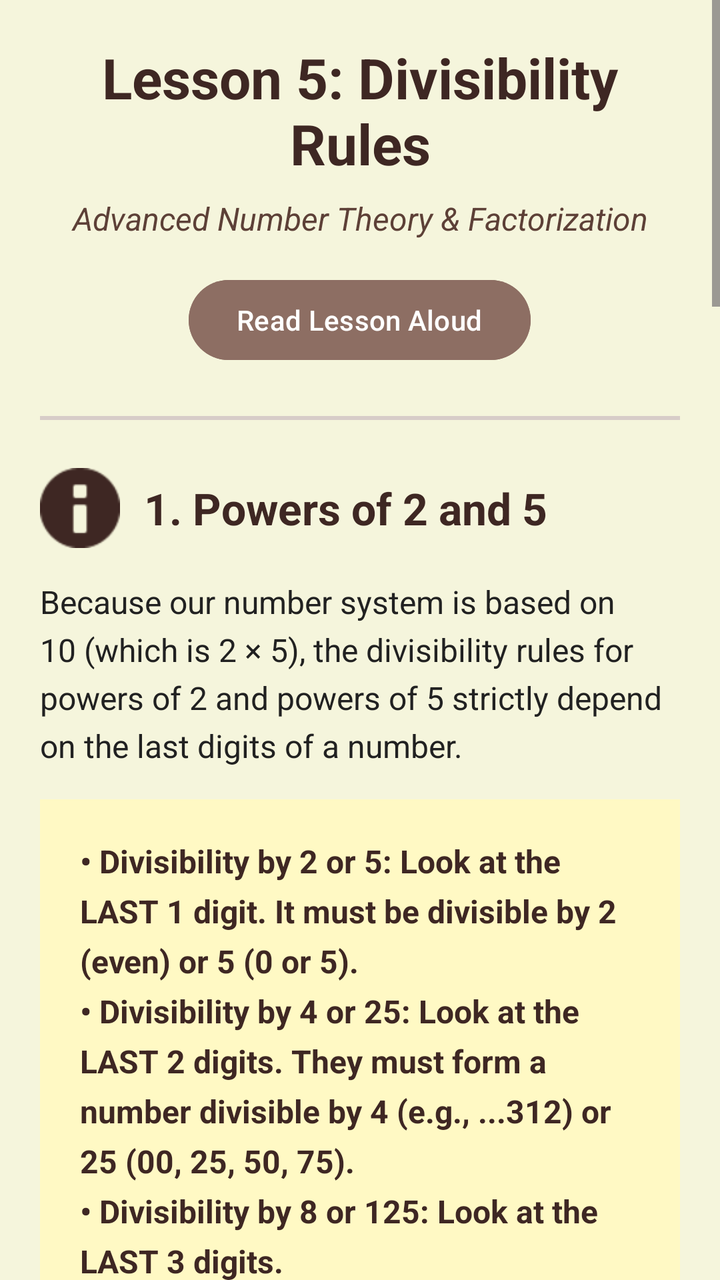
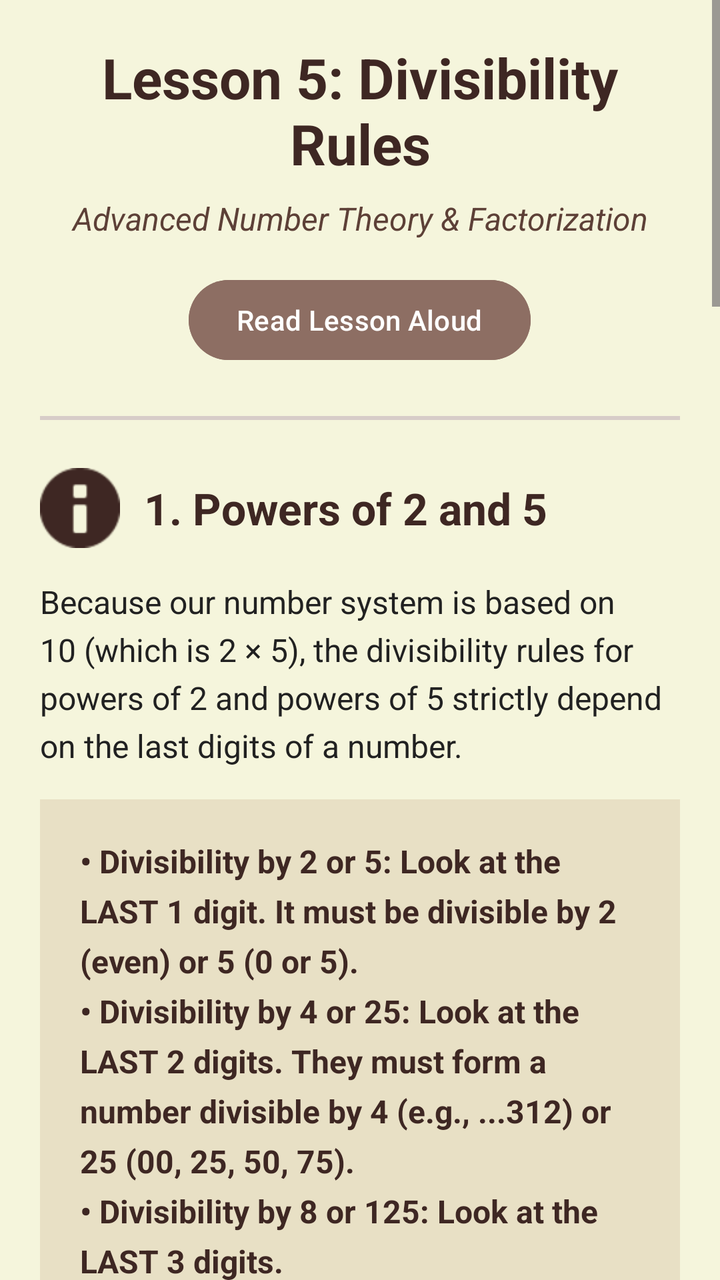

Before-and-after screenshots of an Android layout around one commit, followed by the original layout XML and the change that was made.
<!-- AndroidManifest.xml: application theme Theme.OlympMathMentor -->
<!-- res/layout/activity_lesson5.xml -->
<?xml version="1.0" encoding="utf-8"?>
<ScrollView xmlns:android="http://schemas.android.com/apk/res/android"
    xmlns:app="http://schemas.android.com/apk/res-auto"
    android:layout_width="match_parent"
    android:layout_height="match_parent"
    android:background="#F5F5DC">

    <LinearLayout
        android:layout_width="match_parent"
        android:layout_height="wrap_content"
        android:orientation="vertical"
        android:padding="20dp">

        <TextView
            android:id="@+id/tvTitle"
            android:layout_width="match_parent"
            android:layout_height="wrap_content"
            android:text="Lesson 5: Divisibility Rules"
            android:textSize="28sp"
            android:textStyle="bold"
            android:textColor="#3E2723"
            android:layout_marginBottom="8dp"
            android:gravity="center"/>

        <TextView
            android:id="@+id/tvSubtitle"
            android:layout_width="match_parent"
            android:layout_height="wrap_content"
            android:text="Advanced Number Theory &amp; Factorization"
            android:textSize="16sp"
            android:textColor="#5D4037"
            android:layout_marginBottom="16dp"
            android:gravity="center"
            android:textStyle="italic"/>

        <Button
            android:id="@+id/btnReadLesson"
            android:layout_width="wrap_content"
            android:layout_height="wrap_content"
            android:layout_gravity="center"
            android:text="Read Lesson Aloud"
            android:backgroundTint="#8D6E63"
            android:textColor="#FFFFFF"
            android:layout_marginBottom="24dp" />

        <View
            android:layout_width="match_parent"
            android:layout_height="2dp"
            android:background="#D7CCC8"
            android:layout_marginBottom="24dp"/>

        <LinearLayout
            android:layout_width="match_parent"
            android:layout_height="wrap_content"
            android:orientation="horizontal"
            android:gravity="center_vertical"
            android:layout_marginBottom="16dp">

            <ImageView
                android:layout_width="40dp"
                android:layout_height="40dp"
                android:src="@android:drawable/ic_dialog_info"
                app:tint="#3E2723"
                android:layout_marginEnd="12dp"/>

            <TextView
                android:id="@+id/tvSec1Title"
                android:layout_width="match_parent"
                android:layout_height="wrap_content"
                android:text="1. Powers of 2 and 5"
                android:textSize="22sp"
                android:textStyle="bold"
                android:textColor="#3E2723"/>
        </LinearLayout>

        <TextView
            android:id="@+id/tvSec1Text1"
            android:layout_width="match_parent"
            android:layout_height="wrap_content"
            android:text="Because our number system is based on 10 (which is 2 × 5), the divisibility rules for powers of 2 and powers of 5 strictly depend on the last digits of a number."
            android:textColor="#212121"
            android:textSize="16sp"
            android:lineSpacingExtra="5dp"
            android:layout_marginBottom="16dp"/>

        <TextView
            android:id="@+id/tvSec1Text2"
            android:layout_width="match_parent"
            android:layout_height="wrap_content"
            android:text="• Divisibility by 2 or 5: Look at the LAST 1 digit. It must be divisible by 2 (even) or 5 (0 or 5).\n• Divisibility by 4 or 25: Look at the LAST 2 digits. They must form a number divisible by 4 (e.g., ...312) or 25 (00, 25, 50, 75).\n• Divisibility by 8 or 125: Look at the LAST 3 digits."
            android:textSize="16sp"
            android:textStyle="bold"
            android:textColor="#3E2723"
            android:background="#FFF9C4"
            android:padding="20dp"
            android:lineSpacingExtra="6dp"
            android:layout_marginBottom="24dp"/>

        <TextView
            android:id="@+id/tvSec2Title"
            android:layout_width="match_parent"
            android:layout_height="wrap_content"
            android:text="2. The Magic of 3 and 9"
            android:textSize="22sp"
            android:textStyle="bold"
            android:textColor="#3E2723"
            android:layout_marginBottom="16dp"/>

        <TextView
            android:id="@+id/tvSec2Text1"
            android:layout_width="match_parent"
            android:layout_height="wrap_content"
            android:text="The rules for 3 and 9 are independent of the last digit. Instead, they depend on the sum of all digits, denoted as S(n)."
            android:textColor="#212121"
            android:textSize="16sp"
            android:lineSpacingExtra="5dp"
            android:layout_marginBottom="16dp"/>

        <TextView
            android:id="@+id/tvSec2Text2"
            android:layout_width="match_parent"
            android:layout_height="wrap_content"
            android:text="Rule: A number n is divisible by 3 (or 9) if and only if S(n) is divisible by 3 (or 9).\n\nTheorem: n ≡ S(n) (mod 9). This means the remainder of the number when divided by 9 is exactly equal to the remainder of its sum of digits divided by 9."
            android:textSize="16sp"
            android:textStyle="bold"
            android:textColor="#3E2723"
            android:background="#E8E0C5"
            android:padding="20dp"
            android:lineSpacingExtra="6dp"
            android:layout_marginBottom="24dp"/>

        <TextView
            android:id="@+id/tvSec3Title"
            android:layout_width="match_parent"
            android:layout_height="wrap_content"
            android:text="3. The Alternating Sum: Rule of 11"
            android:textSize="22sp"
            android:textStyle="bold"
            android:textColor="#3E2723"
            android:layout_marginBottom="16dp"/>

        <TextView
            android:id="@+id/tvSec3Text1"
            android:layout_width="match_parent"
            android:layout_height="wrap_content"
            android:text="To check if a number is divisible by 11, we calculate the alternating sum of its digits. Starting from the rightmost digit, we alternately subtract and add the digits."
            android:textColor="#212121"
            android:textSize="16sp"
            android:lineSpacingExtra="5dp"
            android:layout_marginBottom="16dp"/>

        <TextView
            android:id="@+id/tvSec3Text2"
            android:layout_width="match_parent"
            android:layout_height="wrap_content"
            android:text="Rule: Calculate S_odd (sum of digits in odd positions) and S_even (sum of digits in even positions). If the difference (S_odd - S_even) is 0 or a multiple of 11, the original number is divisible by 11.\n\nExample: 86427.\nS_odd = 7 + 4 + 8 = 19.\nS_even = 2 + 6 = 8.\nDifference = 19 - 8 = 11. Yes, it is divisible!"
            android:textSize="16sp"
            android:textStyle="bold"
            android:textColor="#3E2723"
            android:background="#FFF9C4"
            android:padding="20dp"
            android:lineSpacingExtra="6dp"
            android:layout_marginBottom="24dp"/>

        <View
            android:layout_width="match_parent"
            android:layout_height="1dp"
            android:background="#D7CCC8"
            android:layout_marginBottom="24dp"/>

        <TextView
            android:id="@+id/tvSec4Title"
            android:layout_width="match_parent"
            android:layout_height="wrap_content"
            android:text="4. Composite Divisors (72, 99, 45, etc.)"
            android:textSize="22sp"
            android:textStyle="bold"
            android:textColor="#3E2723"
            android:layout_marginBottom="16dp"/>

        <TextView
            android:id="@+id/tvSec4Text1"
            android:layout_width="match_parent"
            android:layout_height="wrap_content"
            android:text="What if a problem asks for divisibility by 72? There is no direct trick for 72. Instead, we break it down into mutually prime factors (factors that share no common divisor other than 1).\n\nSince 72 = 8 × 9 (and 8, 9 are coprime), a number is divisible by 72 ONLY IF it is simultaneously divisible by 8 AND 9.\n\nCommon Coprime Pairs:\n• 12 = 3 × 4\n• 36 = 4 × 9\n• 45 = 5 × 9\n• 99 = 9 × 11"
            android:textColor="#212121"
            android:textSize="16sp"
            android:lineSpacingExtra="5dp"
            android:layout_marginBottom="20dp"/>

        <TextView
            android:id="@+id/tvProbTitle"
            android:layout_width="match_parent"
            android:layout_height="wrap_content"
            android:text="Olympiad Problem Example"
            android:textSize="18sp"
            android:textStyle="bold"
            android:textColor="#5D4037"
            android:layout_marginBottom="8dp"/>

        <TextView
            android:id="@+id/tvProbText"
            android:layout_width="match_parent"
            android:layout_height="wrap_content"
            android:text="Question: The 5-digit number 3A42B is divisible by 72. Find digits A and B.\n\nSolution:\n1. 72 = 8 × 9. We must check rule of 8 and rule of 9.\n2. Rule of 8: The last three digits '42B' must be divisible by 8. Let's divide 420 by 8. 420 / 8 = 52.5. The nearest multiples are 416 and 424. So, B MUST be 4.\n3. Now the number is 3A424.\n4. Rule of 9: Sum of digits S(n) = 3 + A + 4 + 2 + 4 = 13 + A.\n5. For 13 + A to be divisible by 9, A must be 5 (since 13+5=18).\nAnswer: A = 5, B = 4."
            android:textColor="#212121"
            android:textSize="16sp"
            android:lineSpacingExtra="5dp"
            android:layout_marginBottom="32dp"/>

        <Button
            android:id="@+id/btnGoToTest5"
            android:layout_width="match_parent"
            android:layout_height="65dp"
            android:text="TAKE TEST 5"
            android:textStyle="bold"
            android:textSize="20sp"
            app:backgroundTint="#FFF59D"
            android:textColor="#3E2723"
            android:elevation="4dp"
            android:layout_marginBottom="20dp"/>

    </LinearLayout>
</ScrollView>
<!-- resources referenced by this layout -->
<resources>
  <style name="Theme.OlympMathMentor" parent="Base.Theme.OlympMathMentor" />
  <style name="Base.Theme.OlympMathMentor" parent="Theme.Material3.DayNight.NoActionBar">
          
          
      </style>
</resources>

<!-- the commit's change to res/layout/activity_lesson5.xml (unified diff, before → after) -->
@@ -91,45 +91,45 @@
             android:textSize="16sp"
             android:textStyle="bold"
             android:textColor="#3E2723"
-            android:background="#FFF9C4"
-            android:padding="20dp"
-            android:lineSpacingExtra="6dp"
-            android:layout_marginBottom="24dp"/>
-
-        <TextView
-            android:id="@+id/tvSec2Title"
-            android:layout_width="match_parent"
-            android:layout_height="wrap_content"
-            android:text="2. The Magic of 3 and 9"
-            android:textSize="22sp"
-            android:textStyle="bold"
-            android:textColor="#3E2723"
-            android:layout_marginBottom="16dp"/>
-
-        <TextView
-            android:id="@+id/tvSec2Text1"
-            android:layout_width="match_parent"
-            android:layout_height="wrap_content"
-            android:text="The rules for 3 and 9 are independent of the last digit. Instead, they depend on the sum of all digits, denoted as S(n)."
-            android:textColor="#212121"
-            android:textSize="16sp"
-            android:lineSpacingExtra="5dp"
-            android:layout_marginBottom="16dp"/>
-
-        <TextView
-            android:id="@+id/tvSec2Text2"
-            android:layout_width="match_parent"
-            android:layout_height="wrap_content"
-            android:text="Rule: A number n is divisible by 3 (or 9) if and only if S(n) is divisible by 3 (or 9).\n\nTheorem: n ≡ S(n) (mod 9). This means the remainder of the number when divided by 9 is exactly equal to the remainder of its sum of digits divided by 9."
-            android:textSize="16sp"
-            android:textStyle="bold"
-            android:textColor="#3E2723"
             android:background="#E8E0C5"
             android:padding="20dp"
             android:lineSpacingExtra="6dp"
             android:layout_marginBottom="24dp"/>
 
         <TextView
+            android:id="@+id/tvSec2Title"
+            android:layout_width="match_parent"
+            android:layout_height="wrap_content"
+            android:text="2. The Magic of 3 and 9"
+            android:textSize="22sp"
+            android:textStyle="bold"
+            android:textColor="#3E2723"
+            android:layout_marginBottom="16dp"/>
+
+        <TextView
+            android:id="@+id/tvSec2Text1"
+            android:layout_width="match_parent"
+            android:layout_height="wrap_content"
+            android:text="The rules for 3 and 9 are independent of the last digit. Instead, they depend on the sum of all digits, denoted as S(n)."
+            android:textColor="#212121"
+            android:textSize="16sp"
+            android:lineSpacingExtra="5dp"
+            android:layout_marginBottom="16dp"/>
+
+        <TextView
+            android:id="@+id/tvSec2Text2"
+            android:layout_width="match_parent"
+            android:layout_height="wrap_content"
+            android:text="Rule: A number n is divisible by 3 (or 9) if and only if S(n) is divisible by 3 (or 9).\n\nTheorem: n ≡ S(n) (mod 9). This means the remainder of the number when divided by 9 is exactly equal to the remainder of its sum of digits divided by 9."
+            android:textSize="16sp"
+            android:textStyle="bold"
+            android:textColor="#3E2723"
+            android:background="#E8E0C5"
+            android:padding="20dp"
+            android:lineSpacingExtra="6dp"
+            android:layout_marginBottom="24dp"/>
+
+        <TextView
             android:id="@+id/tvSec3Title"
             android:layout_width="match_parent"
             android:layout_height="wrap_content"
@@ -157,7 +157,7 @@
             android:textSize="16sp"
             android:textStyle="bold"
             android:textColor="#3E2723"
-            android:background="#FFF9C4"
+            android:background="#E8E0C5"
             android:padding="20dp"
             android:lineSpacingExtra="6dp"
             android:layout_marginBottom="24dp"/>
@@ -215,7 +215,7 @@
             android:text="TAKE TEST 5"
             android:textStyle="bold"
             android:textSize="20sp"
-            app:backgroundTint="#FFF59D"
+            app:backgroundTint="#8D6E63"
             android:textColor="#3E2723"
             android:elevation="4dp"
             android:layout_marginBottom="20dp"/>
